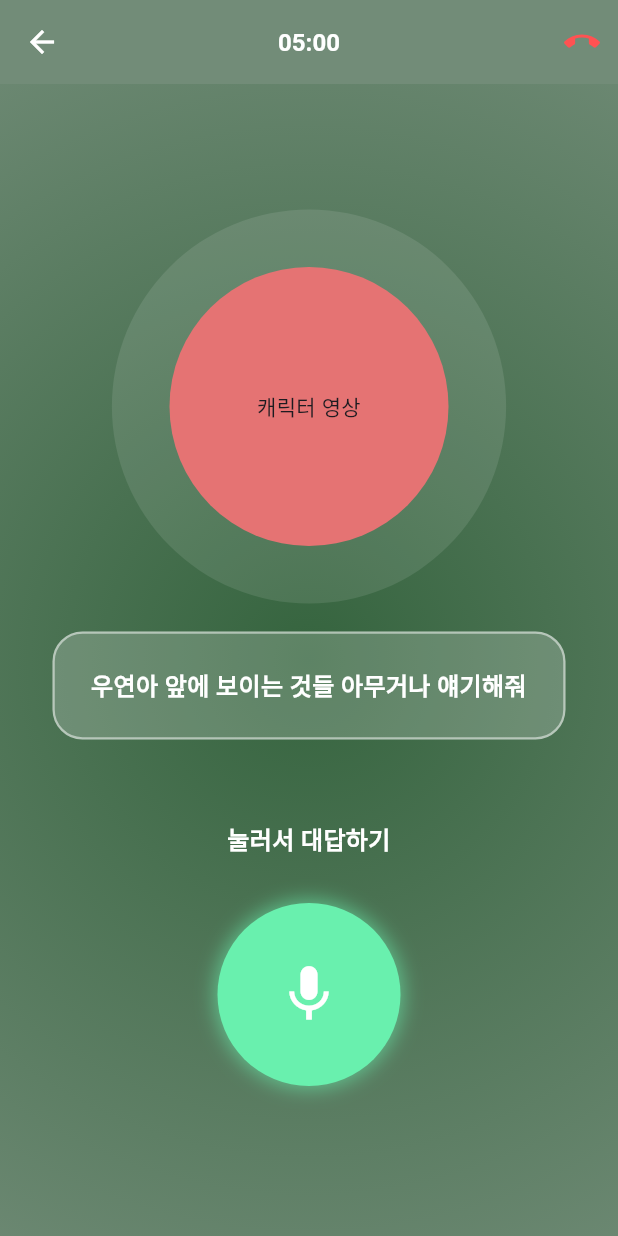
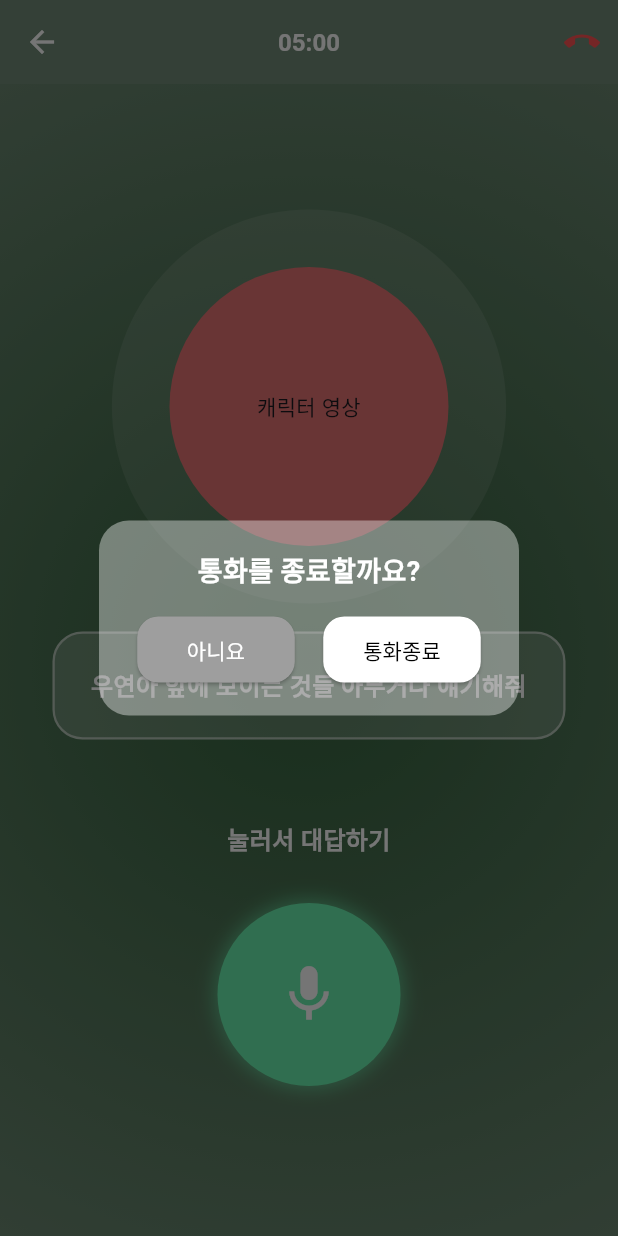
Before and after one commit to GDG-Solution/GDG-Front, a Flutter app: the CallingMain screen opened directly, after a tap on the "call end" icon, on a phone screen of 412 x 824 dp. Run offline on Flutter 3.47's test engine with Material 3 defaults, Android fonts, the phone set to English and light mode, and no system bars.

Commit message:
Feat: 통화 종료 버튼 기능 추가

```diff
--- a/breath/lib/screens/calling/calling_main.dart
+++ b/breath/lib/screens/calling/calling_main.dart
@@ -29,7 +29,7 @@ class _CallingMainState extends State<CallingMain>
   @override
   Widget build(BuildContext context) {
     return Scaffold(
-      appBar: _buildAppBar(), // ✅ 상단 앱바
+      appBar: _buildAppBar(context), // ✅ 상단 앱바
       body: Container(
         decoration: BoxDecoration(
           gradient: RadialGradient(
@@ -100,7 +100,7 @@ class _CallingMainState extends State<CallingMain>
   }
 
   // ✅ 상단 앱바
-  AppBar _buildAppBar() {
+  AppBar _buildAppBar(BuildContext context) {
     return AppBar(
       backgroundColor: Color(0xFF728C78),
       elevation: 0,
@@ -127,9 +127,7 @@ class _CallingMainState extends State<CallingMain>
       actions: [
         IconButton(
           icon: Icon(Icons.call_end, color: Colors.redAccent),
-          onPressed: () {
-            print("통화 종료");
-          },
+          onPressed: () => _showEndCallDialog(context),
         ),
       ],
     );
@@ -220,3 +218,74 @@ class MicButton extends StatelessWidget {
     );
   }
 }
+
+void _showEndCallDialog(BuildContext context) {
+  showDialog(
+    context: context,
+    barrierDismissible: true, // 바깥 클릭 시 닫힘
+    barrierColor: Colors.black54, // 배경 어둡게 처리
+    builder: (BuildContext context) {
+      return Dialog(
+        shape: RoundedRectangleBorder(
+          borderRadius: BorderRadius.circular(20), // 둥근 모서리
+        ),
+        backgroundColor: Colors.white.withAlpha(100), // 반투명한 배경
+        child: SizedBox(
+          width: 260, // 다이얼로그 너비 지정
+          height: 130, // 다이얼로그 높이 지정
+          child: Padding(
+            padding: const EdgeInsets.all(20),
+            child: Column(
+              mainAxisSize: MainAxisSize.min, // 내용 크기에 맞게 설정
+              children: [
+                Text(
+                  "통화를 종료할까요?",
+                  style: TextStyle(
+                    fontSize: 18,
+                    fontWeight: FontWeight.w700,
+                    color: Colors.white,
+                  ),
+                ),
+                SizedBox(height: 15),
+                Row(
+                  mainAxisAlignment: MainAxisAlignment.spaceEvenly,
+                  children: [
+                    _dialogButton("아니요", Colors.grey[500]!, Colors.white, () {
+                      Navigator.of(context).pop(); // 다이얼로그 닫기
+                    }),
+                    SizedBox(width: 8), // 버튼 간격 추가
+                    _dialogButton("통화종료", Colors.white, Colors.black, () {
+                      Navigator.of(context).pop(); // 다이얼로그 닫기
+                      Navigator.of(context).pop(); // 통화 화면 종료
+                    }),
+                  ],
+                ),
+              ],
+            ),
+          ),
+        ),
+      );
+    },
+  );
+}
+
+// ✅ 다이얼로그 버튼 위젯
+Widget _dialogButton(
+    String text, Color bgColor, Color textColor, VoidCallback onPressed) {
+  return ElevatedButton(
+    onPressed: onPressed,
+    style: ElevatedButton.styleFrom(
+      backgroundColor: bgColor,
+      minimumSize: Size(105, 40),
+      shape: RoundedRectangleBorder(
+        borderRadius: BorderRadius.circular(14),
+      ),
+      padding: EdgeInsets.symmetric(horizontal: 20, vertical: 12),
+    ),
+    child: Text(
+      text,
+      style: TextStyle(
+          fontSize: 14, color: textColor, fontWeight: FontWeight.w500),
+    ),
+  );
+}
```
